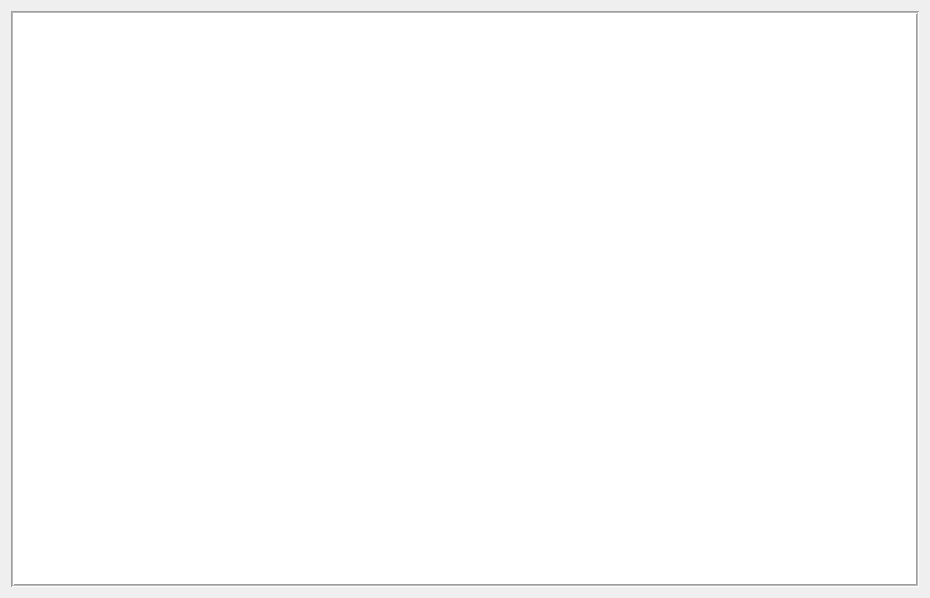
Meydan-ZHOU/smileSystem, file app/ui/FaceMainUI.ui: the form before one commit.
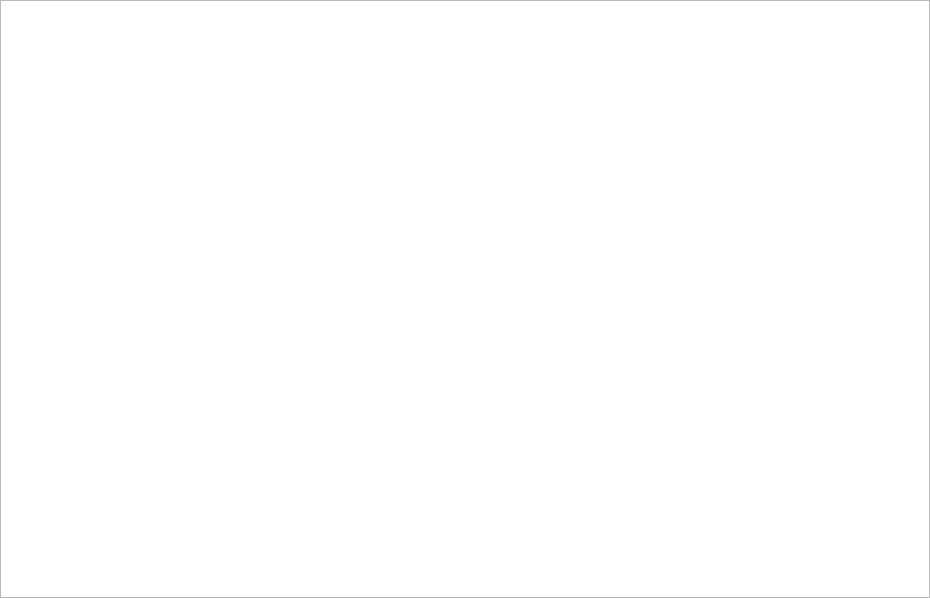
The form after the commit.

Commit message: widget layout change to QStackedWidget layout

Patch:
```diff
--- a/app/ui/FaceMainUI.ui
+++ b/app/ui/FaceMainUI.ui
@@ -13,35 +13,35 @@
   <property name="windowTitle">
    <string>Form</string>
   </property>
-  <layout class="QGridLayout" name="gridLayout_2">
-   <item row="0" column="0">
+  <layout class="QVBoxLayout" name="verticalLayout">
+   <property name="spacing">
+    <number>0</number>
+   </property>
+   <property name="leftMargin">
+    <number>0</number>
+   </property>
+   <property name="topMargin">
+    <number>0</number>
+   </property>
+   <property name="rightMargin">
+    <number>0</number>
+   </property>
+   <property name="bottomMargin">
+    <number>0</number>
+   </property>
+   <item>
     <widget class="QTableWidget" name="tableWidget">
-     <property name="styleSheet">
-      <string notr="true"/>
+     <property name="tabKeyNavigation">
+      <bool>true</bool>
      </property>
-     <property name="frameShape">
-      <enum>QFrame::Box</enum>
-     </property>
-     <property name="midLineWidth">
-      <number>1</number>
-     </property>
-     <property name="sizeAdjustPolicy">
-      <enum>QAbstractScrollArea::AdjustToContents</enum>
-     </property>
-     <property name="autoScrollMargin">
-      <number>10</number>
-     </property>
-     <property name="gridStyle">
-      <enum>Qt::SolidLine</enum>
-     </property>
-     <property name="wordWrap">
+     <property name="alternatingRowColors">
       <bool>true</bool>
      </property>
      <attribute name="horizontalHeaderCascadingSectionResizes">
       <bool>false</bool>
      </attribute>
      <attribute name="horizontalHeaderMinimumSectionSize">
-      <number>100</number>
+      <number>50</number>
      </attribute>
      <attribute name="horizontalHeaderDefaultSectionSize">
       <number>150</number>
@@ -52,18 +52,6 @@
      <attribute name="verticalHeaderVisible">
       <bool>false</bool>
      </attribute>
-     <attribute name="verticalHeaderCascadingSectionResizes">
-      <bool>false</bool>
-     </attribute>
-     <attribute name="verticalHeaderMinimumSectionSize">
-      <number>40</number>
-     </attribute>
-     <attribute name="verticalHeaderDefaultSectionSize">
-      <number>100</number>
-     </attribute>
-     <attribute name="verticalHeaderStretchLastSection">
-      <bool>false</bool>
-     </attribute>
     </widget>
    </item>
   </layout>
```
Left out of the diff: 8 changed lines with no effect on the pictures. The commit also changes 344 other files.
